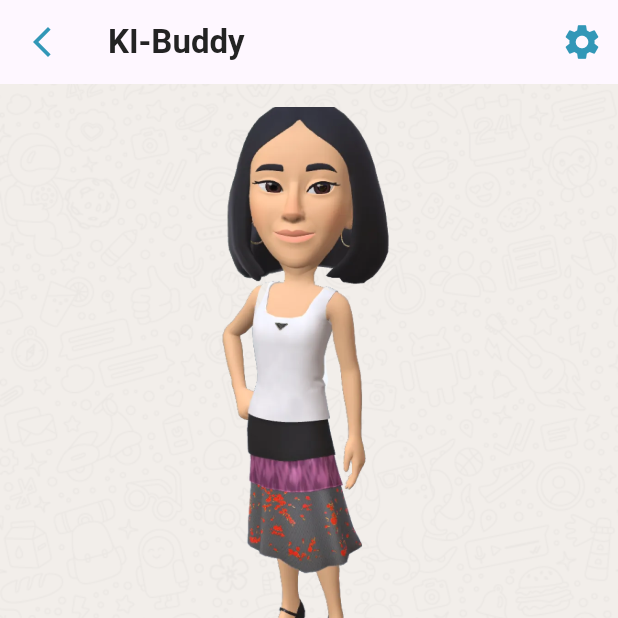
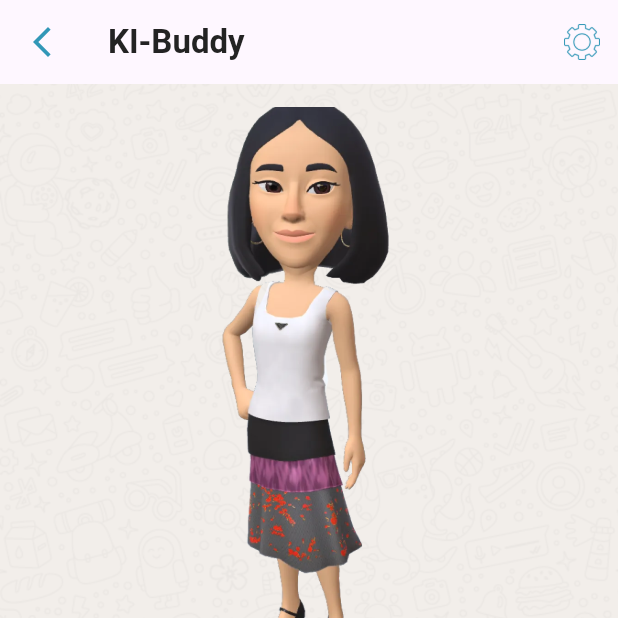
Before and after one commit to melmmarc/kibuddy, a Flutter app: the KIBuddyPage screen opened directly with empty values, on a phone screen of 412 x 824 dp, the top half of it. Run offline on Flutter 3.47's test engine with Material 3 defaults, Android fonts, the phone set to English and light mode, and no system bars.

Commit message:
added new settings icon

```diff
--- a/kibuddy/lib/screens/kibuddy.dart
+++ b/kibuddy/lib/screens/kibuddy.dart
@@ -158,8 +158,12 @@ class KIBuddyPage extends StatelessWidget {
                 ),
                 actions: [
                   IconButton(
-                    icon: const Icon(Icons.settings),
-                    iconSize: 28,
+                    icon: Image.asset(
+                      'assets/images/settings-icon.png',
+                      width: 24,
+                      height: 24,
+                      color: const Color(0xFF3297B7),
+                    ),
                     color: const Color(0xFF3297B7),
                     onPressed: () {
                       Navigator.push(
--- a/kibuddy/pubspec.yaml
+++ b/kibuddy/pubspec.yaml
@@ -77,6 +77,7 @@ flutter:
     - assets/images/morganfreeman.avif
     - assets/images/katyperry.jpeg
     - assets/images/heidiklum.jpeg
+    - assets/images/settings-icon.png
 
   # The following line ensures that the Material Icons font is
   # included with your application, so that you can use the icons in
```
Also changed, not shown: kibuddy/lib/screens/home.dart (+18 -4 lines), kibuddy/assets/images/settings-icon.png (added).
